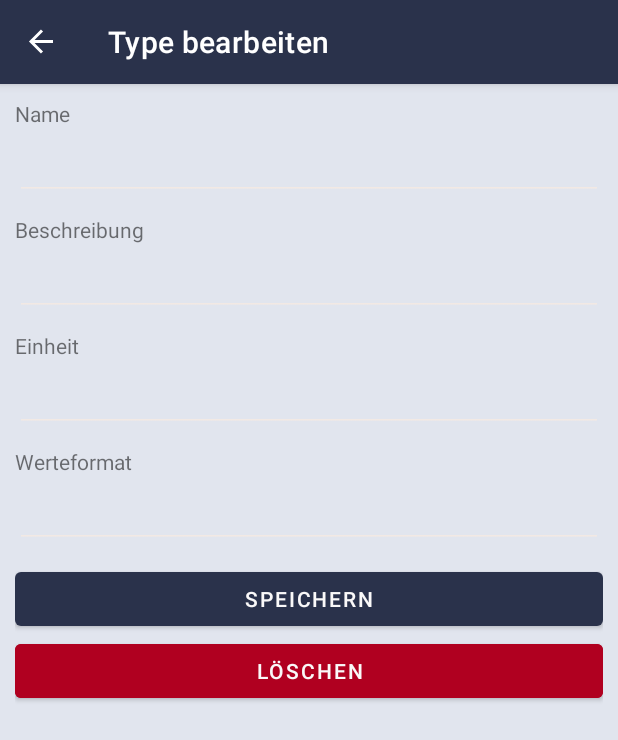
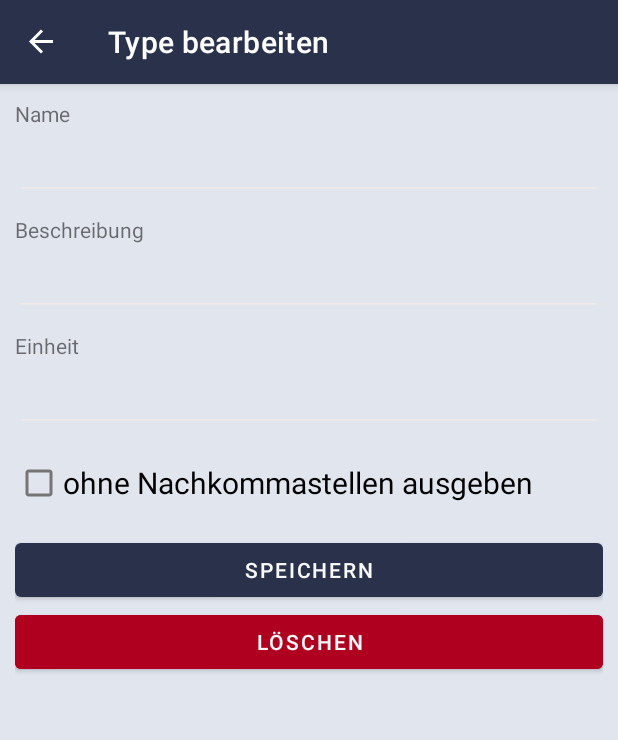
Before and after one commit to jogger-joe/grasp, an Android app: the EditTypeFragment screen opened through its navigation route, on a phone screen of 412 x 824 dp. Shown: the top 740 px of the screen. Run offline under Robolectric (Android 15) with nearby library versions, the phone set to English and light mode, and no system bars; our stand-ins replace Room's generated code, navigation-ui.

Commit message:
issue-17 changed format to displayAsInteger and handled it in adapter

```diff
--- a/app/src/main/java/net/usemyskills/grasp/SplashActivity.java
+++ b/app/src/main/java/net/usemyskills/grasp/SplashActivity.java
@@ -14,7 +14,6 @@ import net.usemyskills.grasp.viewmodel.TagViewModel;
 
 public class SplashActivity extends AppCompatActivity {
 
-    /** Called when the activity is first created. */
     @Override
     protected void onCreate(Bundle savedInstanceState) {
         super.onCreate(savedInstanceState);
--- a/app/src/main/java/net/usemyskills/grasp/model/TypeDto.java
+++ b/app/src/main/java/net/usemyskills/grasp/model/TypeDto.java
@@ -2,12 +2,12 @@ package net.usemyskills.grasp.model;
 
 
 public class TypeDto extends TagDto {
-    public String format;
+    public boolean displayAsInteger;
     public String suffix;
 
     public TypeDto(TypeDto typeDto) {
         super(typeDto);
-        this.format = typeDto.format;
+        this.displayAsInteger = typeDto.displayAsInteger;
         this.suffix = typeDto.suffix;
     }
 
--- a/app/src/main/java/net/usemyskills/grasp/repository/TypeMapper.java
+++ b/app/src/main/java/net/usemyskills/grasp/repository/TypeMapper.java
@@ -14,7 +14,7 @@ public class TypeMapper {
         type.name = tagDto.name;
         type.description = tagDto.description;
         type.suffix = tagDto.suffix;
-        type.format = tagDto.format;
+        type.displayAsInteger = tagDto.displayAsInteger;
         return type;
     }
 
@@ -25,7 +25,7 @@ public class TypeMapper {
         typeDto.name = type.name;
         typeDto.description = type.description;
         typeDto.suffix = type.suffix;
-        typeDto.format = type.format;
+        typeDto.displayAsInteger = type.displayAsInteger;
         return typeDto;
     }
 
--- a/app/src/main/java/net/usemyskills/grasp/view/EditTypeFragment.java
+++ b/app/src/main/java/net/usemyskills/grasp/view/EditTypeFragment.java
@@ -37,6 +37,7 @@ public class EditTypeFragment extends Fragment {
             this.type.name = this.binding.typeName.getText().toString();
             this.type.description = this.binding.typeDescription.getText().toString();
             this.type.suffix = this.binding.typeSuffix.getText().toString();
+            this.type.displayAsInteger = this.binding.displayAsInteger.isChecked();
             this.tagViewModel.save(type);
             Toast.makeText(this.getContext(), R.string.save_successful, Toast.LENGTH_SHORT).show();
             this.navController.navigateUp();
@@ -70,5 +71,6 @@ public class EditTypeFragment extends Fragment {
         this.binding.typeName.setText(element.name);
         this.binding.typeDescription.setText(element.description);
         this.binding.typeSuffix.setText(element.suffix);
+        this.binding.displayAsInteger.setChecked(element.displayAsInteger);
     }
 }
--- a/app/src/main/res/layout/fragment_edit_type.xml
+++ b/app/src/main/res/layout/fragment_edit_type.xml
@@ -56,20 +56,13 @@
             android:inputType="text"
             android:textSize="@dimen/big_font" />
 
-        <TextView
-            android:layout_width="match_parent"
-            android:layout_height="wrap_content"
-            android:labelFor="@+id/type_format"
-            android:text="@string/type_format" />
-
-        <EditText
-            android:id="@+id/type_format"
+        <CheckBox
+            android:id="@+id/displayAsInteger"
             android:layout_width="match_parent"
             android:layout_height="wrap_content"
             android:layout_marginBottom="@dimen/big_padding"
-            android:autofillHints=""
-            android:inputType="text"
-            android:textSize="@dimen/big_font" />
+            android:text="@string/type_display_as_integer"
+            android:textSize="@dimen/big_font"/>
 
         <Button
             android:id="@+id/button_type_save"
--- a/app/src/main/res/values/strings.xml
+++ b/app/src/main/res/values/strings.xml
@@ -40,4 +40,5 @@
     <string name="record_tags">Schlagworte</string>
     <string name="record_value">Wert</string>
     <string name="delete_successful">erfolgreich gelöscht</string>
+    <string name="type_display_as_integer">ohne  Nachkommastellen ausgeben</string>
 </resources>
```
Also changed, not shown: app/src/main/java/net/usemyskills/grasp/model/RecordDto.java (+9 -1 lines), app/src/main/java/net/usemyskills/grasp/persistence/AppDatabase.java (+6 -6 lines), app/src/main/java/net/usemyskills/grasp/persistence/entity/Type.java (+6 -6 lines).
